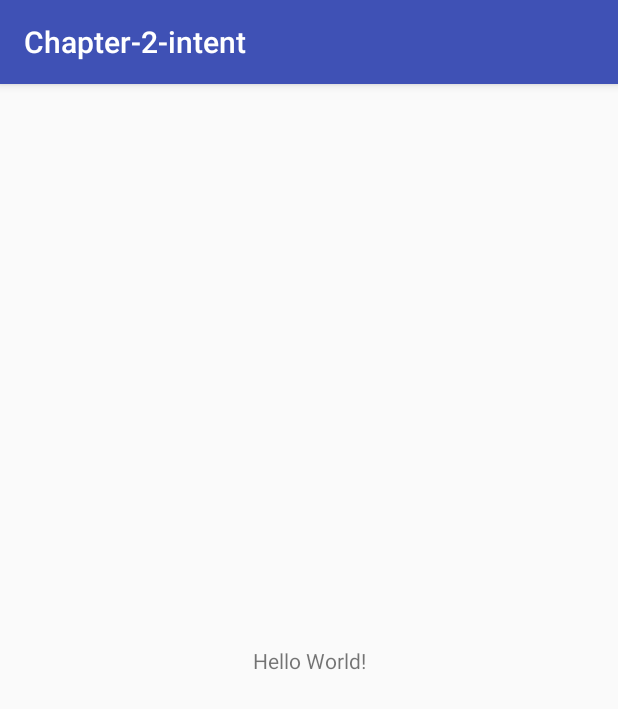
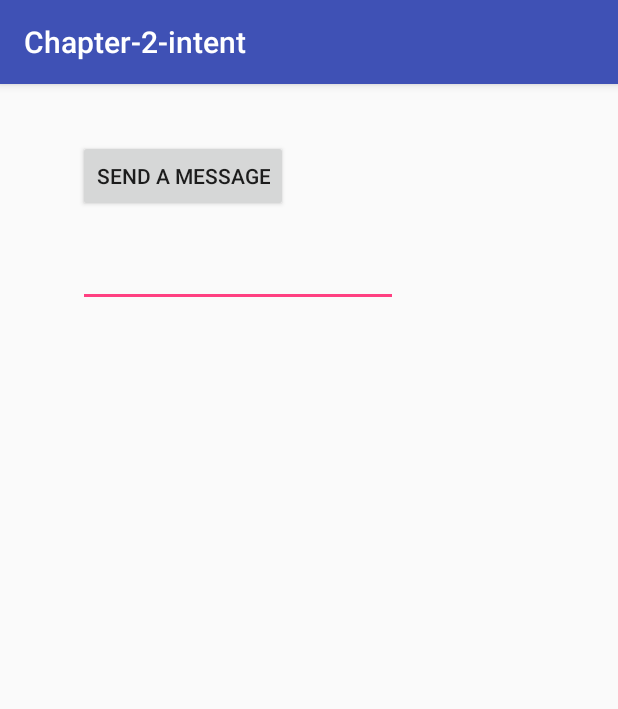
Before and after one commit to melkashef12/android, an Android app: the screen it shows after launch (CreateMessageActivity), on a phone screen of 412 x 824 dp. Shown: the top 709 px of the screen. Run offline under Robolectric (Android 15) with nearby library versions, the phone set to English and light mode, and no system bars.

Commit message:
Pass message to another intent

```diff
--- a/hfad/Chapter-2-intent/app/src/main/AndroidManifest.xml
+++ b/hfad/Chapter-2-intent/app/src/main/AndroidManifest.xml
@@ -9,13 +9,17 @@
       android:roundIcon="@mipmap/ic_launcher_round"
       android:supportsRtl="true"
       android:theme="@style/AppTheme">
+
     <activity android:name=".CreateMessageActivity">
       <intent-filter>
         <action android:name="android.intent.action.MAIN"/>
-
         <category android:name="android.intent.category.LAUNCHER"/>
       </intent-filter>
     </activity>
+
+    <activity android:name=".ReceiveMessageActivity">
+    </activity>
+
   </application>
 
 </manifest>
--- a/hfad/Chapter-2-intent/app/src/main/res/layout/activity_create_message.xml
+++ b/hfad/Chapter-2-intent/app/src/main/res/layout/activity_create_message.xml
@@ -1,21 +1,38 @@
 <?xml version="1.0" encoding="utf-8"?>
-<android.support.constraint.ConstraintLayout
+<RelativeLayout
     xmlns:android="http://schemas.android.com/apk/res/android"
     xmlns:app="http://schemas.android.com/apk/res-auto"
     xmlns:tools="http://schemas.android.com/tools"
     android:layout_width="match_parent"
     android:layout_height="match_parent"
+    android:paddingTop="16dp"
+    android:paddingRight="16dp"
+    android:paddingBottom="16dp"
+    android:paddingLeft="16dp"
     tools:context="mo.hfad.com.chapter_2_intent.CreateMessageActivity"
     >
 
-  <TextView
+  <Button
+      android:id="@+id/send"
       android:layout_width="wrap_content"
       android:layout_height="wrap_content"
-      android:text="Hello World!"
-      app:layout_constraintBottom_toBottomOf="parent"
-      app:layout_constraintLeft_toLeftOf="parent"
-      app:layout_constraintRight_toRightOf="parent"
-      app:layout_constraintTop_toTopOf="parent"
+      android:layout_alignParentLeft="true"
+      android:layout_alignParentTop="true"
+      android:layout_marginLeft="36dp"
+      android:layout_marginTop="21dp"
+      android:onClick="onSendMessage"
+      android:text="@string/send"
       />
 
-</android.support.constraint.ConstraintLayout>
+  <EditText
+      android:id="@+id/message"
+      android:layout_width="wrap_content"
+      android:layout_height="wrap_content"
+      android:layout_alignLeft="@id/send"
+      android:layout_below="@id/send"
+      android:layout_marginTop="18dp"
+      android:ems="10"
+
+      />
+
+</RelativeLayout>
--- a/hfad/Chapter-2-intent/app/src/main/res/values/strings.xml
+++ b/hfad/Chapter-2-intent/app/src/main/res/values/strings.xml
@@ -1,3 +1,4 @@
 <resources>
   <string name="app_name">Chapter-2-intent</string>
+  <string name="send">Send a Message</string>
 </resources>
```
Also changed, not shown: hfad/Chapter-2-intent/app/src/main/java/mo/hfad/com/chapter_2_intent/CreateMessageActivity.java (+16 -0 lines), hfad/Chapter-2-intent/app/src/main/java/mo/hfad/com/chapter_2_intent/ReceiveMessageActivity.java (added, +22 -0 lines), hfad/Chapter-2-intent/app/src/main/res/layout/activity_receive_message.xml (added, +20 -0 lines).
